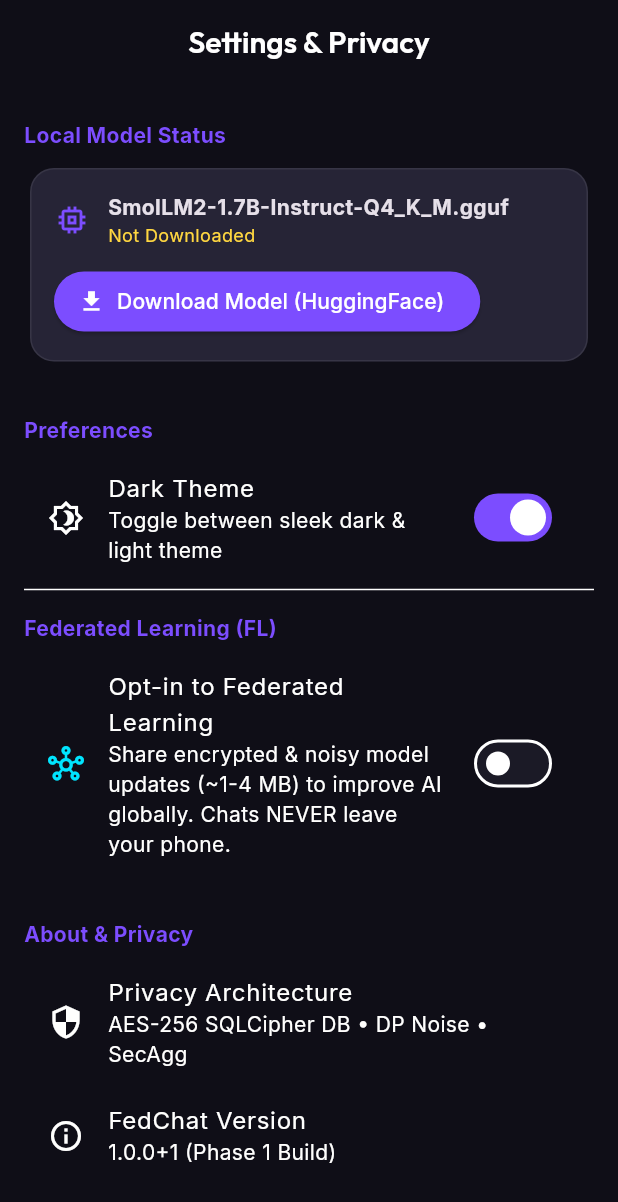
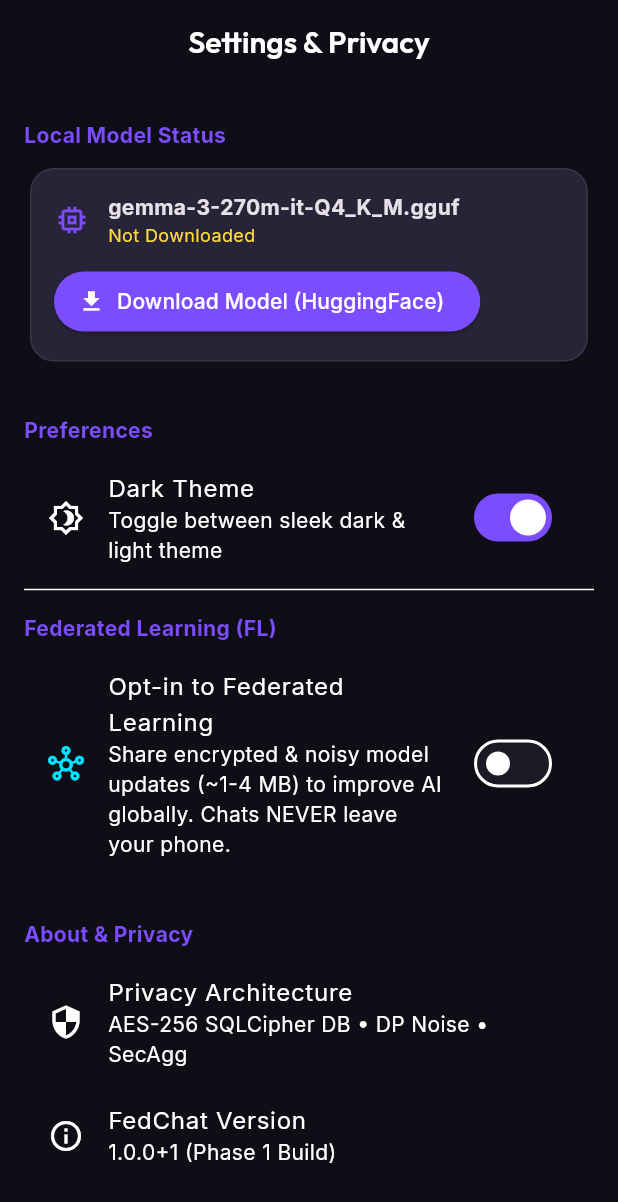
Before and after one commit to Meheer17/federated_learning, a Flutter app: the SettingsScreen screen opened by its route, on a phone screen of 412 x 824 dp. Shown: the top 1202 px of the screen. Run offline on Flutter 3.47's test engine with Material 3 defaults, Android fonts, the phone set to English and light mode, and no system bars; our stand-ins replace dio, flutter_chat_types, flutter_chat_ui, flutter_riverpod, flutter_secure_storage, go_router and 4 more; missing offline and left inert: dart:ffi; accounts and stored records are empty.

Commit message:
feat: bug

```diff
--- a/lib/app/constants.dart
+++ b/lib/app/constants.dart
@@ -2,9 +2,9 @@
   static const String appName = 'FedChat';
 
   // LLM Configurations
-  static const String defaultModelName = 'SmolLM2-1.7B-Instruct-Q4_K_M.gguf';
+  static const String defaultModelName = 'gemma-3-270m-it-Q4_K_M.gguf';
   static const String defaultModelUrl =
-      'https://huggingface.co/HuggingFaceTB/SmolLM2-1.7B-Instruct-GGUF/resolve/main/smollm2-1.7b-instruct-q4_k_m.gguf';
+      'https://huggingface.co/unsloth/gemma-3-270m-it-GGUF/resolve/main/gemma-3-270m-it-Q4_K_M.gguf';
   static const int defaultContextSize = 2048;
   static const double defaultTemperature = 0.7;
   static const double defaultTopP = 0.9;
--- a/lib/native/llama_ffi_bindings.dart
+++ b/lib/native/llama_ffi_bindings.dart
@@ -104,7 +104,7 @@
     // Greetings
     if (q.contains('hello') || q.contains('hi') || q.contains('hey') || q.contains('greetings')) {
       return "Hello! I'm FedChat, your local AI assistant. "
-          "${isModelDownloaded ? 'I am active with your local SmolLM2 model on-device.' : 'How can I assist you today?'}\n\n"
+          "${isModelDownloaded ? 'I am active with your local Gemma 3 (270M) model on-device.' : 'How can I assist you today?'}\n\n"
           "Feel free to ask any question or start a conversation.";
     }
 
@@ -129,11 +129,11 @@
     }
 
     // Model status queries
-    if (q.contains('model') || q.contains('smollm') || q.contains('download') || q.contains('gguf')) {
+    if (q.contains('model') || q.contains('gemma') || q.contains('smollm') || q.contains('download') || q.contains('gguf')) {
       if (isModelDownloaded) {
-        return "Your local SmolLM2 (1.7B Instruct Q4_K_M) model is downloaded and ready in device storage. All inference runs offline on your hardware.";
+        return "Your local Gemma 3 (270M Instruct Q4_K_M) model is downloaded and ready in device storage. All inference runs offline on your hardware.";
       } else {
-        return "You have not downloaded the local GGUF model file yet. You can download the SmolLM2 (1.7B) model anytime from the Settings tab for offline execution.";
+        return "You have not downloaded the local GGUF model file yet. You can download the Gemma 3 (270M) model anytime from the Settings tab for offline execution.";
       }
     }
 
```
Also changed, not shown: 2 other files.
